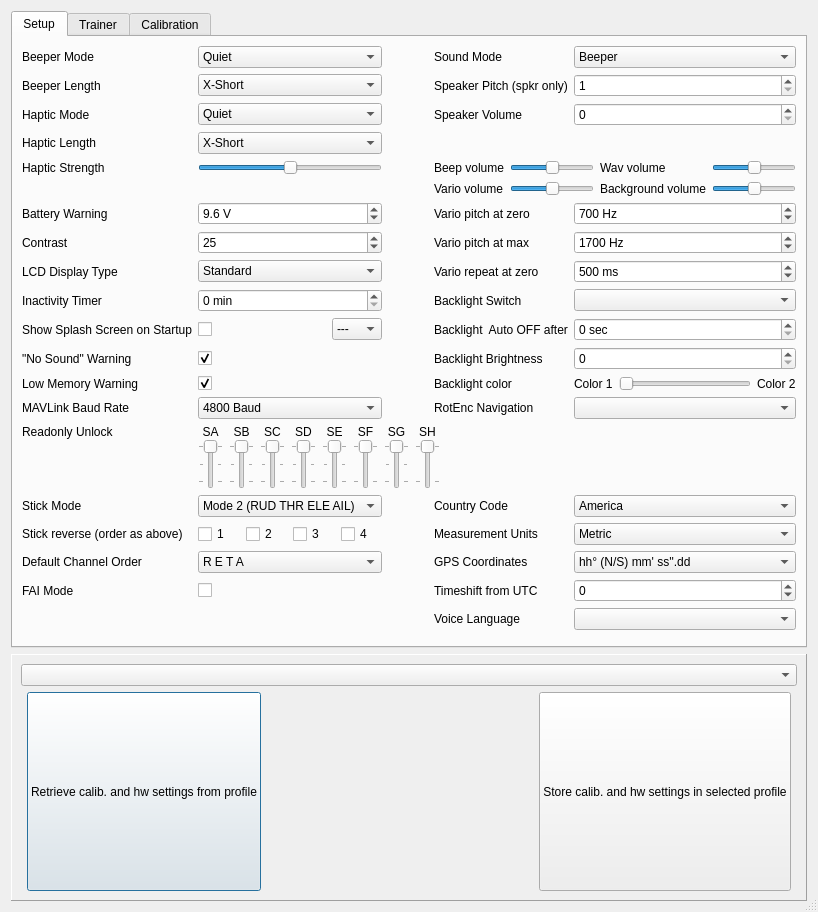
Before: the Qt Designer form companion/src/generaledit.ui in opentx/opentx, drawn with Qt 5.
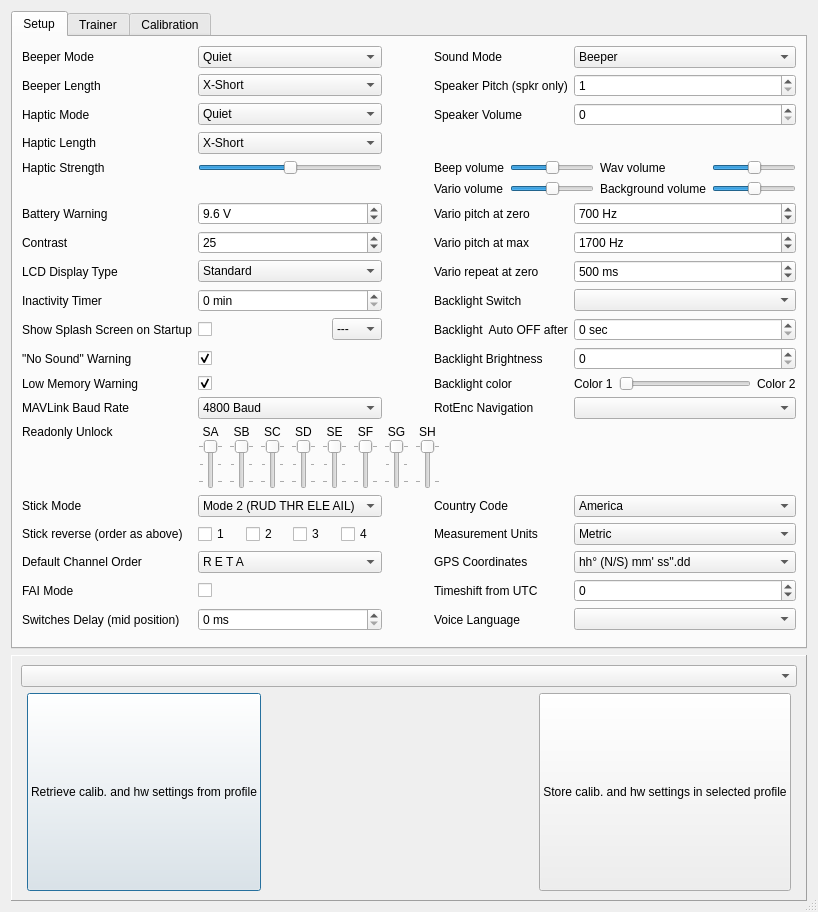
After: the same form once the commit is applied.

Diff of the .ui file:
```diff
--- a/companion/src/generaledit.ui
+++ b/companion/src/generaledit.ui
@@ -1968,6 +1968,52 @@
          </property>
         </widget>
        </item>
+       <item row="34" column="0">
+        <widget class="QLabel" name="switchesDelayLabel">
+         <property name="sizePolicy">
+          <sizepolicy hsizetype="Minimum" vsizetype="Minimum">
+           <horstretch>0</horstretch>
+           <verstretch>0</verstretch>
+          </sizepolicy>
+         </property>
+         <property name="text">
+          <string>Switches Delay (mid position)</string>
+         </property>
+        </widget>
+       </item>
+       <item row="34" column="1">
+        <widget class="QSpinBox" name="switchesDelay">
+         <property name="toolTip">
+          <string/>
+         </property>
+         <property name="statusTip">
+          <string/>
+         </property>
+         <property name="whatsThis">
+          <string>&lt;!DOCTYPE HTML PUBLIC &quot;-//W3C//DTD HTML 4.0//EN&quot; &quot;http://www.w3.org/TR/REC-html40/strict.dtd&quot;&gt;
+&lt;html&gt;&lt;head&gt;&lt;meta name=&quot;qrichtext&quot; content=&quot;1&quot; /&gt;&lt;style type=&quot;text/css&quot;&gt;
+p, li { white-space: pre-wrap; }
+&lt;/style&gt;&lt;/head&gt;&lt;body style=&quot; font-family:'MS Shell Dlg 2'; font-size:8.25pt; font-weight:400; font-style:normal;&quot;&gt;
+&lt;p style=&quot; margin-top:0px; margin-bottom:0px; margin-left:0px; margin-right:0px; -qt-block-indent:0; text-indent:0px;&quot;&gt;&lt;span style=&quot; font-size:8pt;&quot;&gt;LCD Screen Contrast&lt;/span&gt;&lt;/p&gt;
+&lt;p style=&quot; margin-top:0px; margin-bottom:0px; margin-left:0px; margin-right:0px; -qt-block-indent:0; text-indent:0px;&quot;&gt;&lt;span style=&quot; font-size:8pt;&quot;&gt;Values can be 20-45&lt;/span&gt;&lt;/p&gt;&lt;/body&gt;&lt;/html&gt;</string>
+         </property>
+         <property name="suffix">
+          <string> ms</string>
+         </property>
+         <property name="minimum">
+          <number>0</number>
+         </property>
+         <property name="maximum">
+          <number>250</number>
+         </property>
+         <property name="singleStep">
+          <number>10</number>
+         </property>
+         <property name="value">
+          <number>0</number>
+         </property>
+        </widget>
+       </item>
       </layout>
      </widget>
      <widget class="QWidget" name="tabTrainer">
```
